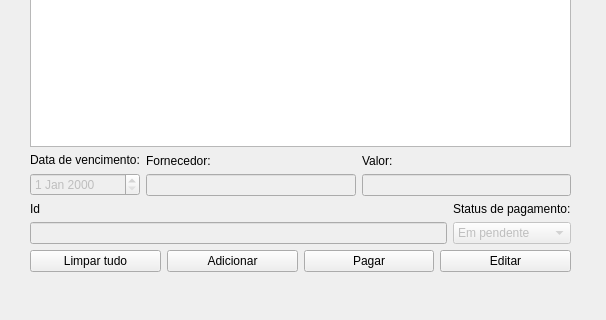
MatheusHrique/ERP-Santander, file ERP-Santander/faturas.ui: the form before one commit; both pictures show x 0 to 606 and y 229 to 549 of the 606 by 549 pixel window.
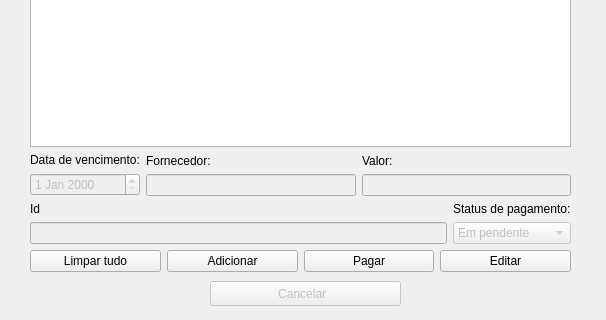
The form after the commit.

Commit message: #2 Quick Patch (Cancell button)-Faturas

The edit to the form file:
```diff
--- a/ERP-Santander/faturas.ui
+++ b/ERP-Santander/faturas.ui
@@ -305,6 +305,22 @@
     </item>
    </layout>
   </widget>
+  <widget class="QPushButton" name="btnCancelar">
+   <property name="enabled">
+    <bool>false</bool>
+   </property>
+   <property name="geometry">
+    <rect>
+     <x>210</x>
+     <y>510</y>
+     <width>191</width>
+     <height>25</height>
+    </rect>
+   </property>
+   <property name="text">
+    <string>Cancelar  </string>
+   </property>
+  </widget>
  </widget>
  <resources/>
  <connections/>
```
The commit also changes 10 other files.
